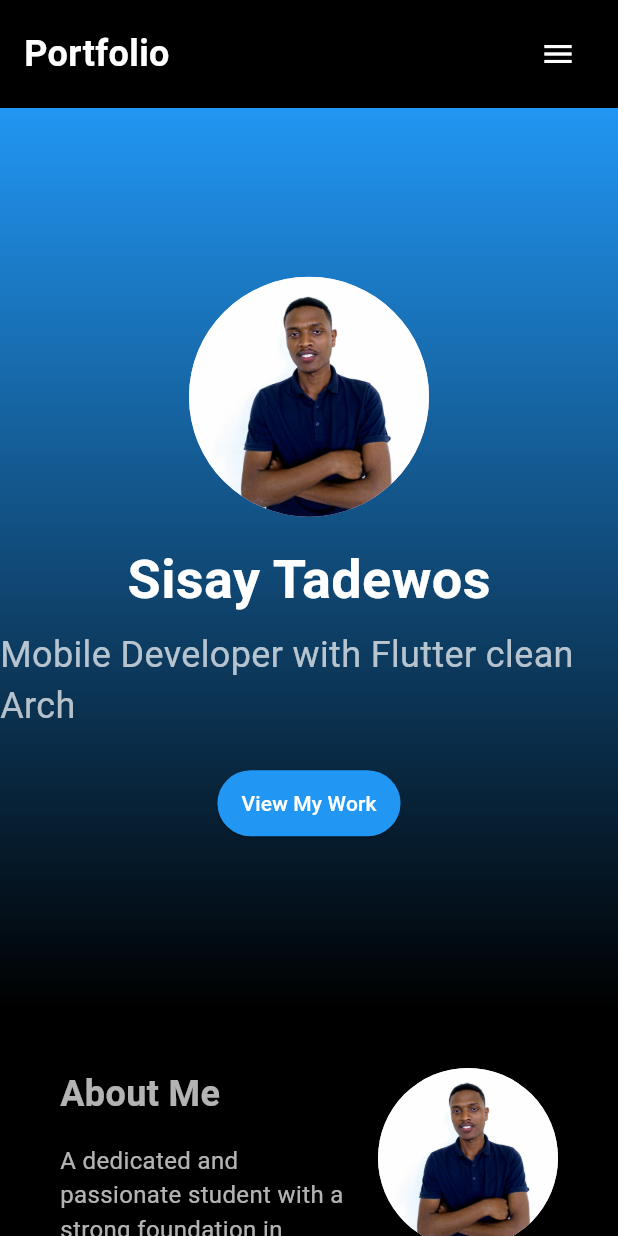
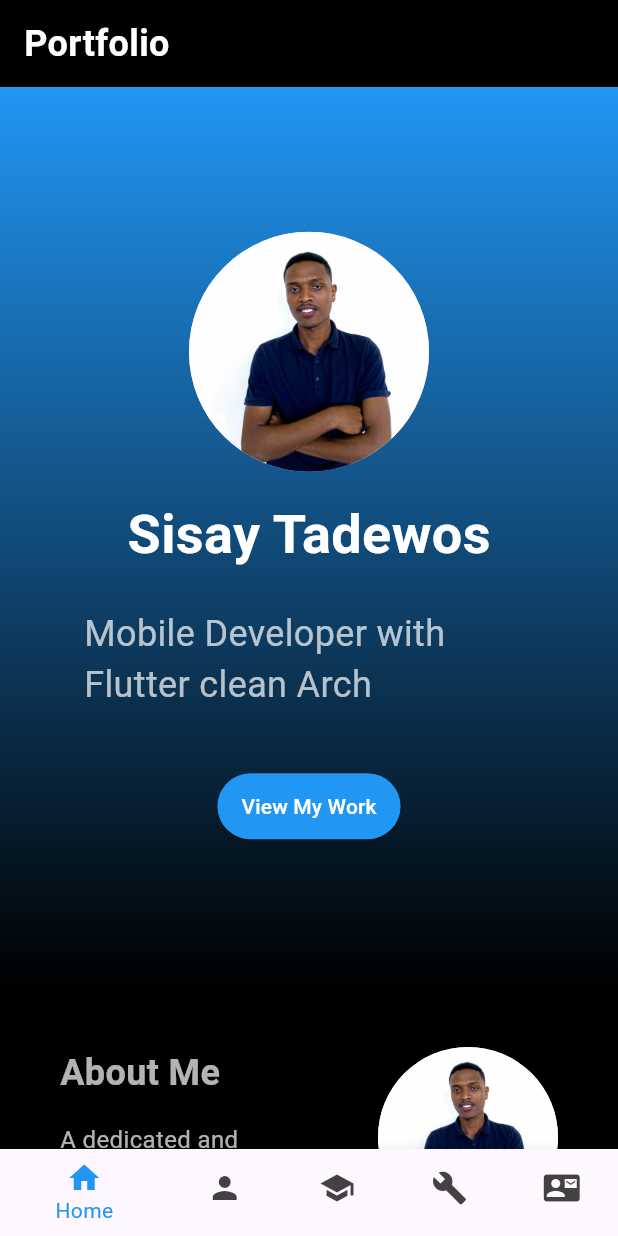
Before and after one commit to Sisyetad/portfolio, a Flutter app: the screen it shows after launch, on a phone screen of 412 x 824 dp. Run offline on Flutter 3.47's test engine with Material 3 defaults, Android fonts, the phone set to English and light mode, and no system bars; drawn by our look-alikes of animated_text_kit.

Commit message:
creating both mobile and web app portfolio

```diff
--- a/portfolio_project/lib/about_section.dart
+++ b/portfolio_project/lib/about_section.dart
@@ -1,3 +1,4 @@
+import 'package:flutter/foundation.dart';
 import 'package:flutter/material.dart';
 import 'package:portfolio_project/usecase.dart';
 
@@ -6,6 +7,7 @@
 
   @override
   Widget build(BuildContext context) {
+    final bool isMobile = !kIsWeb;
     return Container(
       padding: const EdgeInsets.all(40),
       child: Row(
@@ -41,10 +43,15 @@
             ),
           ),
           SizedBox(width: 20),
-          const CircleAvatar(
-            radius: 60,
-            backgroundImage: AssetImage('images/portfolio.jpg'),
-          ),
+          isMobile
+              ? CircleAvatar(
+                  radius: 60,
+                  backgroundImage: AssetImage('images/portfolio.jpg'),
+                )
+              : CircleAvatar(
+                  radius: 100,
+                  backgroundImage: AssetImage('images/portfolio.jpg'),
+                ),
         ],
       ),
     );
--- a/portfolio_project/lib/education_section.dart
+++ b/portfolio_project/lib/education_section.dart
@@ -34,15 +34,12 @@
             leading: Icon(Icons.school, color: Colors.white),
             title: Text(
               'Bachelor of Science in Computer Science and ML',
-              style: TextStyle(fontSize: 16),
-            ),
-            subtitle: Text(
-              'A2SV, 2025 - 2026',
               style: TextStyle(
                 fontSize: 16,
                 color: Color.fromARGB(200, 200, 200, 200),
               ),
             ),
+            subtitle: Text('A2SV, 2025 - 2026', style: TextStyle(fontSize: 14)),
           ),
         ],
       ),
--- a/portfolio_project/lib/home_section.dart
+++ b/portfolio_project/lib/home_section.dart
@@ -1,4 +1,5 @@
 import 'package:animated_text_kit/animated_text_kit.dart';
+import 'package:flutter/foundation.dart';
 import 'package:flutter/material.dart';
 import 'package:portfolio_project/usecase.dart';
 
@@ -7,6 +8,7 @@
 
   @override
   Widget build(BuildContext context) {
+    final bool isMobile = !kIsWeb;
     return Container(
       height: 600,
       decoration: const BoxDecoration(
@@ -20,8 +22,13 @@
         child: Column(
           mainAxisAlignment: MainAxisAlignment.center,
           children: [
-            const CircleAvatar(
+            isMobile
+                ? CircleAvatar(
                     radius: 80,
+                    backgroundImage: AssetImage('images/portfolio.jpg'),
+                  )
+                : CircleAvatar(
+                    radius: 130,
                     backgroundImage: AssetImage('images/portfolio.jpg'),
                   ),
             const SizedBox(height: 16),
@@ -38,7 +45,11 @@
               ),
             ),
             const SizedBox(height: 8),
-            AnimatedTextKit(
+            SizedBox(
+              height: 100,
+              width: 300, // or whatever height you want
+              child: Center(
+                child: AnimatedTextKit(
                   animatedTexts: [
                     TypewriterAnimatedText(
                       'Mobile Developer with Flutter clean Arch',
@@ -59,6 +70,9 @@
                   ],
                   repeatForever: true,
                 ),
+              ),
+            ),
+
             const SizedBox(height: 24),
             ElevatedButton(
               onPressed: () {
--- a/portfolio_project/lib/main.dart
+++ b/portfolio_project/lib/main.dart
@@ -5,6 +5,7 @@
 import 'package:portfolio_project/home_section.dart';
 import 'package:portfolio_project/navigation.dart';
 import 'package:portfolio_project/skill_section.dart';
+import 'package:flutter/foundation.dart' show kIsWeb;
 
 void main() {
   runApp(const PortfolioApp());
@@ -58,6 +59,7 @@
 class _PortfolioHomePageState extends State<PortfolioHomePage> {
   final ScrollController _scrollController = ScrollController();
   final List<GlobalKey> _sectionKeys = List.generate(5, (_) => GlobalKey());
+  int _currentIndex = 0;
 
   void _scrollToSection(int index) {
     final context = _sectionKeys[index].currentContext;
@@ -68,6 +70,9 @@
         curve: Curves.easeInOut,
       );
     }
+    setState(() {
+      _currentIndex = index;
+    });
   }
 
   @override
@@ -78,6 +83,7 @@
 
   @override
   Widget build(BuildContext context) {
+    final bool isMobile = !kIsWeb;
     return Scaffold(
       body: SingleChildScrollView(
         controller: _scrollController,
@@ -92,6 +98,34 @@
           ],
         ),
       ),
+      bottomNavigationBar: isMobile
+          ? BottomNavigationBar(
+              currentIndex: _currentIndex,
+              onTap: _scrollToSection,
+              backgroundColor: Colors.white,
+              selectedItemColor: Colors.blue,
+              unselectedItemColor: Colors.grey[800],
+              items: const [
+                BottomNavigationBarItem(icon: Icon(Icons.home), label: 'Home'),
+                BottomNavigationBarItem(
+                  icon: Icon(Icons.person),
+                  label: 'About',
+                ),
+                BottomNavigationBarItem(
+                  icon: Icon(Icons.school),
+                  label: 'Education',
+                ),
+                BottomNavigationBarItem(
+                  icon: Icon(Icons.build),
+                  label: 'Skills',
+                ),
+                BottomNavigationBarItem(
+                  icon: Icon(Icons.contact_mail),
+                  label: 'Contact',
+                ),
+              ],
+            )
+          : null,
     );
   }
 }
--- a/portfolio_project/lib/navigation.dart
+++ b/portfolio_project/lib/navigation.dart
@@ -1,4 +1,5 @@
 import 'package:flutter/material.dart';
+import 'package:flutter/foundation.dart' show kIsWeb;
 
 class NavBar extends StatelessWidget {
   final Function(int) onNavTap;
@@ -8,6 +9,7 @@
   @override
   Widget build(BuildContext context) {
     final isWide = MediaQuery.of(context).size.width > 768;
+    final isMobile = !kIsWeb;
     return Container(
       padding: const EdgeInsets.symmetric(horizontal: 16, vertical: 12),
       color: Colors.black87,
@@ -32,7 +34,7 @@
                 _NavItem(text: 'Contact', onTap: () => onNavTap(4)),
               ],
             )
-          else
+          else if (!isMobile)
             IconButton(
               icon: const Icon(Icons.menu, color: Colors.white),
               onPressed: () {
```
Also changed, not shown: portfolio_project/lib/contact_section.dart (+14 -41 lines), portfolio_project/lib/usecase.dart (+8 -6 lines), 1 other file. Lines whose indentation alone changed are shown as unchanged.
